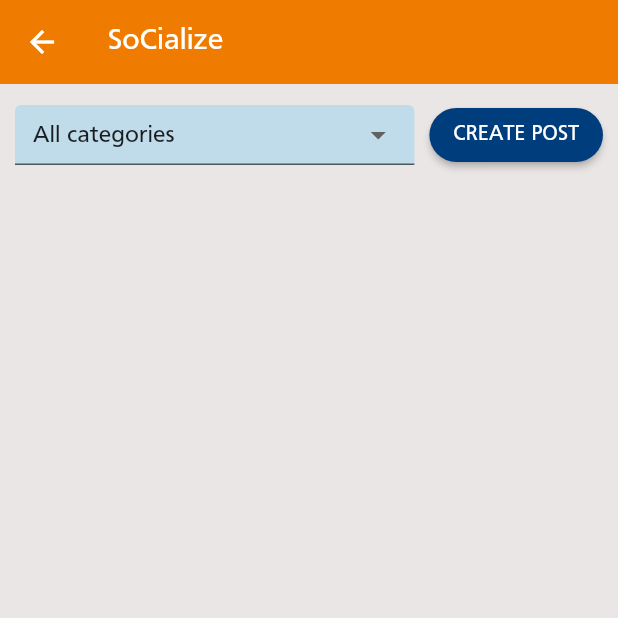
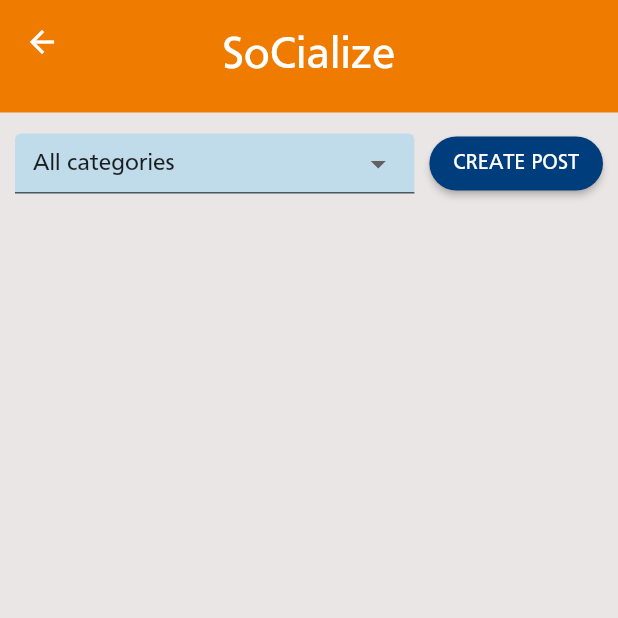
Before and after one commit to dylkaw/freshsoc, a Flutter app: the Socialize screen opened directly, on a phone screen of 412 x 824 dp, the top half of it. Run offline on Flutter 3.47's test engine with Material 2 defaults, Android fonts, the phone set to English and light mode, and no system bars; our stand-ins replace cloud_firestore, firebase_auth, firebase_core, firebase_storage, flutter_spinkit, image_picker; accounts and stored records are empty; network calls fail.

Commit message:
Reformating app bar in pages
Reformat and Standardise the app bar across the following pages:
- SoCChat
- SoCialize
- SoCcess
- Settings

```diff
--- a/lib/screens/socialize/socialize.dart
+++ b/lib/screens/socialize/socialize.dart
@@ -25,10 +25,24 @@ class _SocializeState extends State<Socialize> {
     final _db = DatabaseService(user: _auth.currentUser);
     return Scaffold(
       backgroundColor: const Color.fromARGB(255, 234, 230, 229),
-      appBar: AppBar(
-        title: const Text('SoCialize'),
-        backgroundColor: nusOrange,
-        elevation: 0.0,
+      appBar: PreferredSize(
+        preferredSize: Size.fromHeight(75),
+        child: AppBar(
+          flexibleSpace: SafeArea(
+            child: Column(
+              mainAxisAlignment: MainAxisAlignment.center,
+              children: [
+                Text(
+                  'SoCialize',
+                  style: TextStyle(fontSize: 30, color: Colors.white),
+                ),
+              ],
+            ),
+          ),
+          centerTitle: true,
+          backgroundColor: nusOrange,
+          elevation: 0.0,
+        ),
       ),
       body: Column(
         children: [
```
Also changed, not shown: lib/screens/settings/settings.dart (+18 -13 lines), lib/screens/soccess/soccess.dart (+18 -13 lines), lib/screens/socchat/socchat.dart (+18 -13 lines), pubspec.lock.
